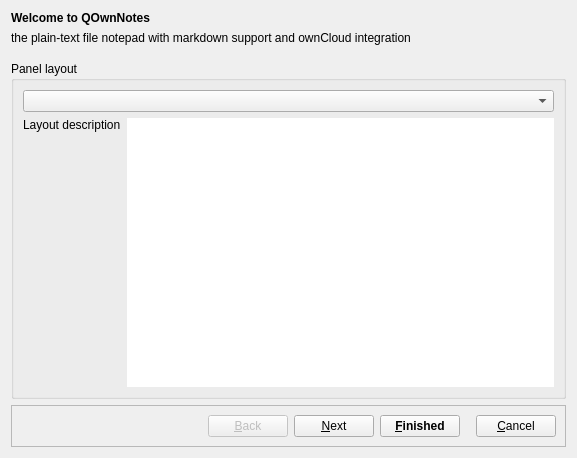
The window that src/dialogs/welcomedialog.ui (pbek/QOwnNotes) describes before a commit, drawn with Qt 5.
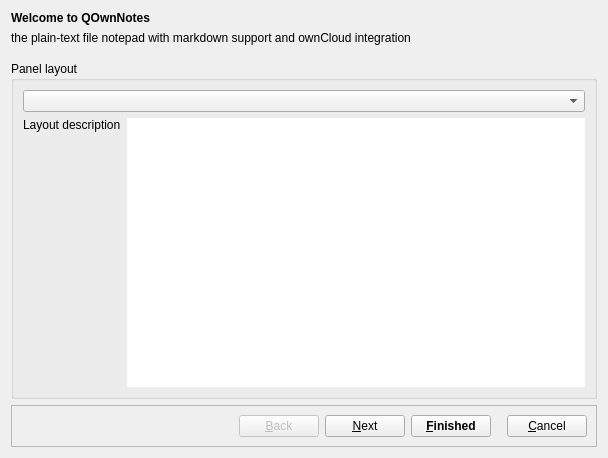
The same window after the commit. Icons and pictures are not drawn.

Patch:
```diff
--- a/src/dialogs/welcomedialog.ui
+++ b/src/dialogs/welcomedialog.ui
@@ -6,7 +6,7 @@
    <rect>
     <x>0</x>
     <y>0</y>
-    <width>577</width>
+    <width>608</width>
     <height>458</height>
    </rect>
   </property>
```
